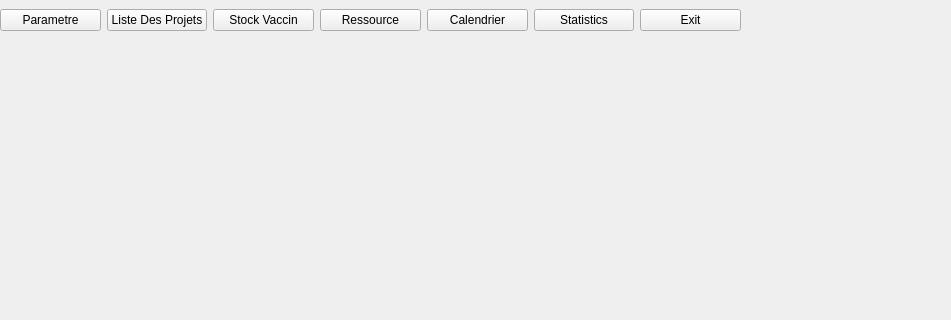
Above: mainwindow.ui from ProjetCPP-S2-2A15/projetcpp2a15-vaccicare before the change; both pictures show x 0 to 951 and y 0 to 320 of the 1196 by 727 pixel window. Below: the same form after it.
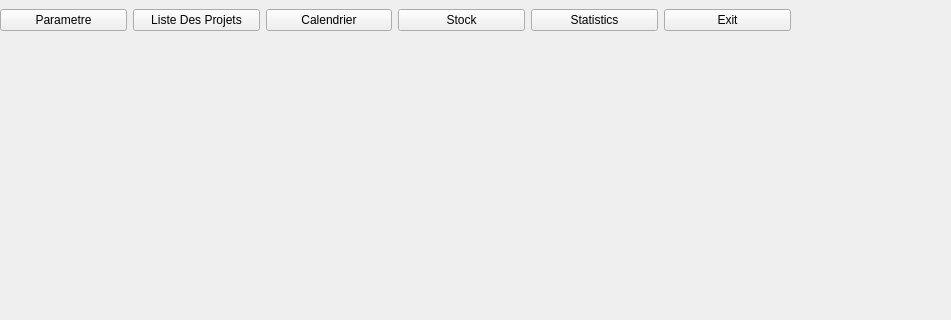
That is the form after the change.

Commit message: Integration Module Vaccin Part 1

```diff
--- a/mainwindow.ui
+++ b/mainwindow.ui
@@ -19,7 +19,7 @@
      <rect>
       <x>0</x>
       <y>0</y>
-      <width>741</width>
+      <width>791</width>
       <height>41</height>
      </rect>
     </property>
@@ -38,20 +38,6 @@
        </property>
       </widget>
      </item>
-     <item>
-      <widget class="QPushButton" name="ButtonStockVaccin">
-       <property name="text">
-        <string>Stock Vaccin</string>
-       </property>
-      </widget>
-     </item>
-     <item>
-      <widget class="QPushButton" name="ButtonRessource">
-       <property name="text">
-        <string>Ressource</string>
-       </property>
-      </widget>
-     </item>
      <item>
       <widget class="QPushButton" name="ButtonCalendrier">
        <property name="text">
@@ -59,6 +45,13 @@
        </property>
       </widget>
      </item>
+     <item>
+      <widget class="QPushButton" name="ButtonConsultationStock">
+       <property name="text">
+        <string>Stock</string>
+       </property>
+      </widget>
+     </item>
      <item>
       <widget class="QPushButton" name="ButtonStatistique">
        <property name="text">
```
The commit also changes 12 other files.
